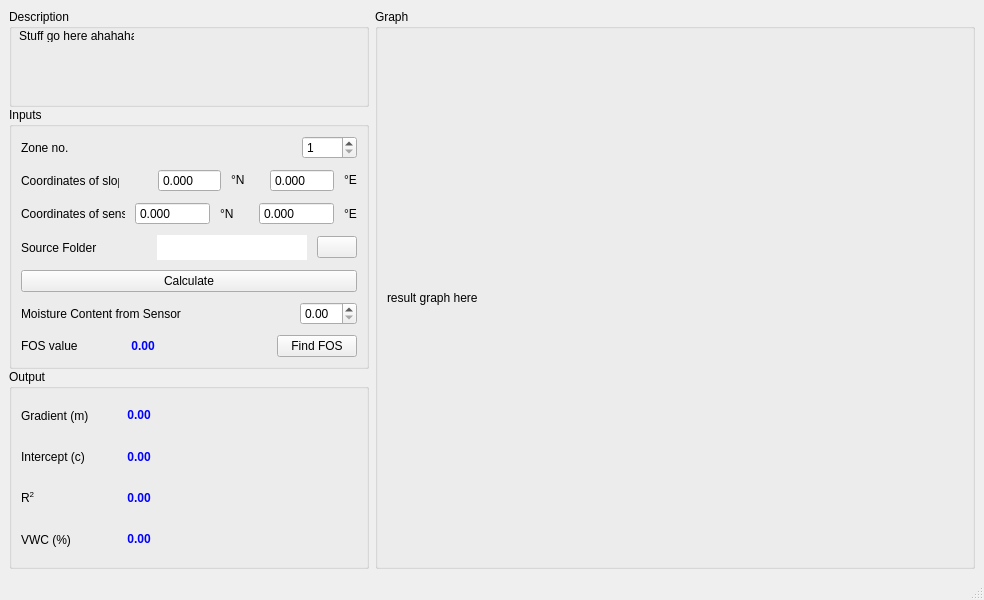
Qt form main.ui (pseuds/MoistureSensor) before a commit.
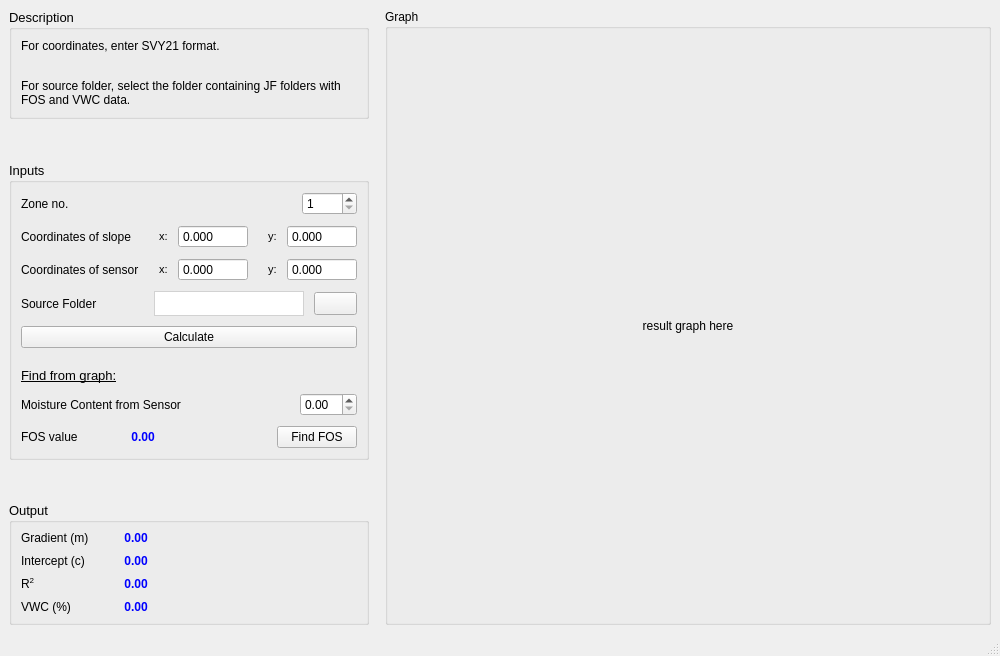
The same form after that commit. Icons and pictures are not drawn.

Commit message: read from folder

```diff
--- a/main.ui
+++ b/main.ui
@@ -6,8 +6,8 @@
    <rect>
     <x>0</x>
     <y>0</y>
-    <width>984</width>
-    <height>600</height>
+    <width>1000</width>
+    <height>656</height>
    </rect>
   </property>
   <property name="windowTitle">
@@ -17,16 +17,10 @@
    <layout class="QHBoxLayout" name="horizontalLayout_5">
     <item>
      <layout class="QVBoxLayout" name="verticalLayout_4">
-      <property name="spacing">
-       <number>0</number>
-      </property>
-      <property name="sizeConstraint">
-       <enum>QLayout::SetMinimumSize</enum>
-      </property>
       <item>
        <widget class="QGroupBox" name="groupBox_4">
         <property name="sizePolicy">
-         <sizepolicy hsizetype="Maximum" vsizetype="Preferred">
+         <sizepolicy hsizetype="Maximum" vsizetype="Maximum">
           <horstretch>0</horstretch>
           <verstretch>0</verstretch>
          </sizepolicy>
@@ -37,33 +31,58 @@
           <height>16777215</height>
          </size>
         </property>
+        <property name="font">
+         <font>
+          <pointsize>10</pointsize>
+         </font>
+        </property>
         <property name="title">
          <string>Description</string>
         </property>
-        <widget class="QLabel" name="label_8">
-         <property name="geometry">
-          <rect>
-           <x>10</x>
-           <y>20</y>
-           <width>115</width>
-           <height>13</height>
-          </rect>
-         </property>
-         <property name="sizePolicy">
-          <sizepolicy hsizetype="Expanding" vsizetype="Expanding">
-           <horstretch>0</horstretch>
-           <verstretch>0</verstretch>
-          </sizepolicy>
-         </property>
-         <property name="text">
-          <string>Stuff go here ahahahah</string>
-         </property>
-         <property name="alignment">
-          <set>Qt::AlignLeading|Qt::AlignLeft|Qt::AlignTop</set>
-         </property>
-        </widget>
+        <layout class="QGridLayout" name="gridLayout">
+         <item row="0" column="0">
+          <widget class="QLabel" name="label_8">
+           <property name="sizePolicy">
+            <sizepolicy hsizetype="Expanding" vsizetype="Expanding">
+             <horstretch>0</horstretch>
+             <verstretch>0</verstretch>
+            </sizepolicy>
+           </property>
+           <property name="font">
+            <font>
+             <pointsize>9</pointsize>
+            </font>
+           </property>
+           <property name="text">
+            <string>&lt;html&gt;&lt;head/&gt;&lt;body&gt;&lt;p&gt;For coordinates, enter SVY21 format.&lt;br/&gt;&lt;/p&gt;&lt;p&gt;For source folder, select the folder containing JF folders with FOS and VWC data.&lt;/p&gt;&lt;/body&gt;&lt;/html&gt;</string>
+           </property>
+           <property name="alignment">
+            <set>Qt::AlignLeading|Qt::AlignLeft|Qt::AlignTop</set>
+           </property>
+           <property name="wordWrap">
+            <bool>true</bool>
+           </property>
+          </widget>
+         </item>
+        </layout>
        </widget>
       </item>
+      <item>
+       <spacer name="verticalSpacer_3">
+        <property name="orientation">
+         <enum>Qt::Vertical</enum>
+        </property>
+        <property name="sizeType">
+         <enum>QSizePolicy::Expanding</enum>
+        </property>
+        <property name="sizeHint" stdset="0">
+         <size>
+          <width>20</width>
+          <height>20</height>
+         </size>
+        </property>
+       </spacer>
+      </item>
       <item>
        <widget class="QGroupBox" name="groupBox">
         <property name="sizePolicy">
@@ -84,6 +103,11 @@
           <height>16777215</height>
          </size>
         </property>
+        <property name="font">
+         <font>
+          <pointsize>10</pointsize>
+         </font>
+        </property>
         <property name="title">
          <string>Inputs</string>
         </property>
@@ -95,6 +119,11 @@
           <layout class="QHBoxLayout" name="horizontalLayout_4">
            <item>
             <widget class="QLabel" name="label_7">
+             <property name="font">
+              <font>
+               <pointsize>9</pointsize>
+              </font>
+             </property>
              <property name="text">
               <string>Zone no.</string>
              </property>
@@ -124,6 +153,11 @@
                <height>0</height>
               </size>
              </property>
+             <property name="font">
+              <font>
+               <pointsize>9</pointsize>
+              </font>
+             </property>
              <property name="minimum">
               <number>1</number>
              </property>
@@ -140,10 +174,15 @@
             <widget class="QLabel" name="label">
              <property name="minimumSize">
               <size>
-               <width>70</width>
+               <width>0</width>
                <height>0</height>
               </size>
              </property>
+             <property name="font">
+              <font>
+               <pointsize>9</pointsize>
+              </font>
+             </property>
              <property name="text">
               <string>Coordinates of slope</string>
              </property>
@@ -165,29 +204,45 @@
              </property>
             </spacer>
            </item>
-           <item>
-            <widget class="QDoubleSpinBox" name="xslope_dbSpinBox">
-             <property name="minimumSize">
-              <size>
-               <width>60</width>
-               <height>0</height>
-              </size>
-             </property>
-             <property name="buttonSymbols">
-              <enum>QAbstractSpinBox::NoButtons</enum>
-             </property>
-             <property name="decimals">
-              <number>3</number>
-             </property>
-             <property name="maximum">
-              <double>9999999.000000000000000</double>
-             </property>
-            </widget>
-           </item>
            <item>
             <widget class="QLabel" name="label_3">
+             <property name="font">
+              <font>
+               <pointsize>8</pointsize>
+              </font>
+             </property>
              <property name="text">
-              <string>&lt;html&gt;&lt;head/&gt;&lt;body&gt;&lt;p&gt;&amp;#176;N&lt;/p&gt;&lt;/body&gt;&lt;/html&gt;</string>
+              <string>&lt;html&gt;&lt;head/&gt;&lt;body&gt;&lt;p&gt;x:&lt;/p&gt;&lt;/body&gt;&lt;/html&gt;</string>
+             </property>
+            </widget>
+           </item>
+           <item>
+            <widget class="QDoubleSpinBox" name="xslope_dbSpinBox">
+             <property name="minimumSize">
+              <size>
+               <width>70</width>
+               <height>0</height>
+              </size>
+             </property>
+             <property name="font">
+              <font>
+               <pointsize>9</pointsize>
+              </font>
+             </property>
+             <property name="buttonSymbols">
+              <enum>QAbstractSpinBox::NoButtons</enum>
+             </property>
+             <property name="decimals">
+              <number>3</number>
+             </property>
+             <property name="maximum">
+              <double>9999999.000000000000000</double>
+             </property>
+             <property name="singleStep">
+              <double>0.005000000000000</double>
+             </property>
+             <property name="value">
+              <double>0.000000000000000</double>
              </property>
             </widget>
            </item>
@@ -201,41 +256,51 @@
              </property>
              <property name="sizeHint" stdset="0">
               <size>
-               <width>15</width>
+               <width>10</width>
                <height>20</height>
               </size>
              </property>
             </spacer>
            </item>
-           <item>
-            <widget class="QDoubleSpinBox" name="yslope_dbSpinBox">
-             <property name="minimumSize">
-              <size>
-               <width>60</width>
-               <height>0</height>
-              </size>
-             </property>
-             <property name="buttonSymbols">
-              <enum>QAbstractSpinBox::NoButtons</enum>
-             </property>
-             <property name="decimals">
-              <number>3</number>
-             </property>
-             <property name="maximum">
-              <double>9999999.000000000000000</double>
-             </property>
-             <property name="singleStep">
-              <double>0.000100000000000</double>
-             </property>
-             <property name="value">
-              <double>0.000000000000000</double>
-             </property>
-            </widget>
-           </item>
            <item>
             <widget class="QLabel" name="label_6">
+             <property name="font">
+              <font>
+               <pointsize>8</pointsize>
+              </font>
+             </property>
              <property name="text">
-              <string>&lt;html&gt;&lt;head/&gt;&lt;body&gt;&lt;p&gt;&amp;#176;E&lt;/p&gt;&lt;/body&gt;&lt;/html&gt;</string>
+              <string>y:</string>
+             </property>
+            </widget>
+           </item>
+           <item>
+            <widget class="QDoubleSpinBox" name="yslope_dbSpinBox">
+             <property name="minimumSize">
+              <size>
+               <width>70</width>
+               <height>0</height>
+              </size>
+             </property>
+             <property name="font">
+              <font>
+               <pointsize>9</pointsize>
+              </font>
+             </property>
+             <property name="buttonSymbols">
+              <enum>QAbstractSpinBox::NoButtons</enum>
+             </property>
+             <property name="decimals">
+              <number>3</number>
+             </property>
+             <property name="maximum">
+              <double>9999999.000000000000000</double>
+             </property>
+             <property name="singleStep">
+              <double>0.005000000000000</double>
+             </property>
+             <property name="value">
+              <double>0.000000000000000</double>
              </property>
             </widget>
            </item>
@@ -245,6 +310,11 @@
           <layout class="QHBoxLayout" name="horizontalLayout_12">
            <item>
             <widget class="QLabel" name="label_4">
+             <property name="font">
+              <font>
+               <pointsize>9</pointsize>
+              </font>
+             </property>
              <property name="text">
               <string>Coordinates of sensor</string>
              </property>
@@ -263,8 +333,31 @@
              </property>
             </spacer>
            </item>
+           <item>
+            <widget class="QLabel" name="label_10">
+             <property name="font">
+              <font>
+               <pointsize>8</pointsize>
+              </font>
+             </property>
+             <property name="text">
+              <string>x:</string>
+             </property>
+            </widget>
+           </item>
            <item>
             <widget class="QDoubleSpinBox" name="xsensor_dbSpinbox">
+             <property name="minimumSize">
+              <size>
+               <width>70</width>
+               <height>0</height>
+              </size>
+             </property>
+             <property name="font">
+              <font>
+               <pointsize>9</pointsize>
+              </font>
+             </property>
              <property name="contextMenuPolicy">
               <enum>Qt::DefaultContextMenu</enum>
              </property>
@@ -277,12 +370,11 @@
              <property name="maximum">
               <double>9999999.000000000000000</double>
              </property>
-            </widget>
-           </item>
-           <item>
-            <widget class="QLabel" name="label_10">
-             <property name="text">
-              <string>°N</string>
+             <property name="singleStep">
+              <double>0.005000000000000</double>
+             </property>
+             <property name="value">
+              <double>0.000000000000000</double>
              </property>
             </widget>
            </item>
@@ -296,29 +388,51 @@
              </property>
              <property name="sizeHint" stdset="0">
               <size>
-               <width>15</width>
+               <width>10</width>
                <height>20</height>
               </size>
              </property>
             </spacer>
            </item>
-           <item>
-            <widget class="QDoubleSpinBox" name="ysensor_dbSpinBox">
-             <property name="buttonSymbols">
-              <enum>QAbstractSpinBox::NoButtons</enum>
-             </property>
-             <property name="decimals">
-              <number>3</number>
-             </property>
-             <property name="maximum">
-              <double>9999999.000000000000000</double>
-             </property>
-            </widget>
-           </item>
            <item>
             <widget class="QLabel" name="label_12">
+             <property name="font">
+              <font>
+               <pointsize>8</pointsize>
+              </font>
+             </property>
              <property name="text">
-              <string>°E</string>
+              <string>y:</string>
+             </property>
+            </widget>
+           </item>
+           <item>
+            <widget class="QDoubleSpinBox" name="ysensor_dbSpinBox">
+             <property name="minimumSize">
+              <size>
+               <width>70</width>
+               <height>0</height>
+              </size>
+             </property>
+             <property name="font">
+              <font>
+               <pointsize>9</pointsize>
+              </font>
+             </property>
+             <property name="buttonSymbols">
+              <enum>QAbstractSpinBox::NoButtons</enum>
+             </property>
+             <property name="decimals">
+              <number>3</number>
+             </property>
+             <property name="maximum">
+              <double>9999999.000000000000000</double>
+             </property>
+             <property name="singleStep">
+              <double>0.005000000000000</double>
+             </property>
+             <property name="value">
+              <double>0.000000000000000</double>
              </property>
             </widget>
            </item>
@@ -328,6 +442,11 @@
           <layout class="QHBoxLayout" name="horizontalLayout_3">
            <item>
             <widget class="QLabel" name="label_5">
+             <property name="font">
+              <font>
+               <pointsize>9</pointsize>
+              </font>
+             </property>
              <property name="text">
               <string>Source Folder</string>
              </property>
@@ -360,10 +479,16 @@
                <height>16777215</height>
               </size>
              </property>
+             <property name="font">
+              <font>
+               <pointsize>9</pointsize>
+              </font>
+             </property>
              <property name="styleSheet">
               <string notr="true">background:rgb(255,255,255);
 padding: 1px 3px 1px 3px;
-align: right;</string>
+align: right;
+border: 0.5px solid rgb(210, 210, 210);</string>
              </property>
              <property name="text">
               <string/>
@@ -391,15 +516,48 @@
          </item>
          <item>
           <widget class="QPushButton" name="calculate_Button">
+           <property name="font">
+            <font>
+             <pointsize>9</pointsize>
+            </font>
+           </property>
            <property name="text">
             <string>Calculate</string>
            </property>
           </widget>
          </item>
+         <item>
+          <spacer name="verticalSpacer">
+           <property name="orientation">
+            <enum>Qt::Vertical</enum>
+           </property>
+           <property name="sizeType">
+            <enum>QSizePolicy::Fixed</enum>
+           </property>
+           <property name="sizeHint" stdset="0">
+            <size>
+             <width>20</width>
+             <height>10</height>
+            </size>
+           </property>
+          </spacer>
+         </item>
+         <item>
+          <widget class="QLabel" name="label_15">
+           <property name="text">
+            <string>&lt;html&gt;&lt;head/&gt;&lt;body&gt;&lt;p&gt;&lt;span style=&quot; text-decoration: underline;&quot;&gt;Find from graph:&lt;/span&gt;&lt;/p&gt;&lt;/body&gt;&lt;/html&gt;</string>
+           </property>
+          </widget>
+         </item>
          <item>
           <layout class="QHBoxLayout" name="horizontalLayout_9">
            <item>
             <widget class="QLabel" name="label_2">
+             <property name="font">
+              <font>
+               <pointsize>9</pointsize>
+              </font>
+             </property>
              <property name="text">
               <string>Moisture Content from Sensor </string>
              </property>
@@ -419,7 +577,13 @@
             </spacer>
            </item>
            <item>
-            <widget class="QDoubleSpinBox" name="inputVWC_dbSpinBox"/>
+            <widget class="QDoubleSpinBox" name="inputVWC_dbSpinBox">
+             <property name="font">
+              <font>
+               <pointsize>9</pointsize>
+              </font>
+             </property>
+            </widget>
            </item>
           </layout>
          </item>
@@ -433,6 +597,11 @@
                <height>0</height>
               </size>
              </property>
+             <property name="font">
+              <font>
+               <pointsize>9</pointsize>
+              </font>
+             </property>
              <property name="text">
               <string>FOS value</string>
              </property>
@@ -455,7 +624,12 @@
             </spacer>
            </item>
            <item>
-            <widget class="QLabel" name="label_17">
+            <widget class="QLabel" name="fosResult_label">
+             <property name="font">
+              <font>
+               <pointsize>9</pointsize>
+              </font>
+             </property>
              <property name="text">
               <string>&lt;html&gt;&lt;head/&gt;&lt;body&gt;&lt;p align=&quot;center&quot;&gt;&lt;span style=&quot; font-weight:600; color:#0000ff;&quot;&gt;0.00&lt;/span&gt;&lt;/p&gt;&lt;/body&gt;&lt;/html&gt;</string>
              </property>
@@ -476,6 +650,11 @@
            </item>
            <item>
             <widget class="QPushButton" name="find_point_Button">
+             <property name="font">
+              <font>
+               <pointsize>9</pointsize>
+              </font>
+             </property>
              <property name="text">
               <string>Find FOS</string>
              </property>
@@ -486,13 +665,29 @@
         </layout>
        </widget>
       </item>
+      <item>
+       <spacer name="verticalSpacer_2">
+        <property name="orientation">
+         <enum>Qt::Vertical</enum>
+        </property>
+        <property name="sizeType">
+         <enum>QSizePolicy::Expanding</enum>
+        </property>
+        <property name="sizeHint" stdset="0">
+         <size>
+          <width>20</width>
+          <height>20</height>
+         </size>
+        </property>
+       </spacer>
+      </item>
       <item>
        <widget class="QGroupBox" name="groupBox_3">
         <property name="enabled">
          <bool>true</bool>
         </property>
         <property name="sizePolicy">
-         <sizepolicy hsizetype="Fixed" vsizetype="Minimum">
+         <sizepolicy hsizetype="Fixed" vsizetype="Preferred">
           <horstretch>0</horstretch>
           <verstretch>0</verstretch>
          </sizepolicy>
@@ -500,7 +695,7 @@
         <property name="minimumSize">
          <size>
           <width>360</width>
-          <height>200</height>
+          <height>0</height>
          </size>
         </property>
         <property name="maximumSize">
@@ -509,6 +704,11 @@
           <height>200</height>
          </size>
         </property>
+        <property name="font">
+         <font>
+          <pointsize>10</pointsize>
+         </font>
+        </property>
         <property name="layoutDirection">
          <enum>Qt::LeftToRight</enum>
         </property>
@@ -517,21 +717,47 @@
         </property>
         <layout class="QVBoxLayout" name="verticalLayout_3">
          <property name="spacing">
-          <number>6</number>
+          <number>3</number>
          </property>
          <property name="sizeConstraint">
           <enum>QLayout::SetDefaultConstraint</enum>
          </property>
+         <property name="leftMargin">
+          <number>9</number>
+         </property>
+         <property name="topMargin">
+          <number>5</number>
+         </property>
+         <property name="rightMargin">
+          <number>9</number>
+         </property>
+         <property name="bottomMargin">
+          <number>5</number>
+         </property>
          <item>
           <layout class="QHBoxLayout" name="horizontalLayout_2">
+           <property name="sizeConstraint">
+            <enum>QLayout::SetDefaultConstraint</enum>
+           </property>
            <item alignment="Qt::AlignLeft">
             <widget class="QLabel" name="label_9">
+             <property name="sizePolicy">
+              <sizepolicy hsizetype="Preferred" vsizetype="Maximum">
+               <horstretch>0</horstretch>
+               <verstretch>0</verstretch>
+              </sizepolicy>
+             </property>
              <property name="minimumSize">
               <size>
                <width>80</width>
                <height>0</height>
               </size>
              </property>
+             <property name="font">
+              <font>
+               <pointsize>9</pointsize>
+              </font>
+             </property>
              <property name="text">
               <string>Gradient (m)</string>
              </property>
@@ -555,6 +781,17 @@
            </item>
            <item>
             <widget class="QLabel" name="gradientResult_label">
+             <property name="sizePolicy">
+              <sizepolicy hsizetype="Preferred" vsizetype="Maximum">
+               <horstretch>0</horstretch>
+               <verstretch>0</verstretch>
+              </sizepolicy>
+             </property>
+             <property name="font">
+              <font>
+               <pointsize>9</pointsize>
+              </font>
+             </property>
              <property name="text">
               <string>&lt;html&gt;&lt;head/&gt;&lt;body&gt;&lt;p align=&quot;center&quot;&gt;&lt;span style=&quot; font-weight:600; color:#0000ff;&quot;&gt;0.00&lt;/span&gt;&lt;/p&gt;&lt;/body&gt;&lt;/html&gt;</string>
              </property>
@@ -579,12 +816,23 @@
           <layout class="QHBoxLayout" name="horizontalLayout_6">
            <item>
             <widget class="QLabel" name="label_11">
+             <property name="sizePolicy">
+              <sizepolicy hsizetype="Preferred" vsizetype="Maximum">
+               <horstretch>0</horstretch>
+               <verstretch>0</verstretch>
+              </sizepolicy>
+             </property>
              <property name="minimumSize">
               <size>
                <width>80</width>
                <height>0</height>
               </size>
              </property>
+             <property name="font">
+              <font>
+               <pointsize>9</pointsize>
+              </font>
+             </property>
              <property name="text">
               <string>Intercept (c)</string>
              </property>
@@ -608,6 +856,17 @@
            </item>
            <item>
             <widget class="QLabel" name="interceptResult_label">
+             <property name="sizePolicy">
+              <sizepolicy hsizetype="Preferred" vsizetype="Maximum">
+               <horstretch>0</horstretch>
+               <verstretch>0</verstretch>
+              </sizepolicy>
+             </property>
+             <property name="font">
+              <font>
+               <pointsize>9</pointsize>
+              </font>
+             </property>
              <property name="text">
               <string>&lt;html&gt;&lt;head/&gt;&lt;body&gt;&lt;p align=&quot;center&quot;&gt;&lt;span style=&quot; font-weight:600; color:#0000ff;&quot;&gt;0.00&lt;/span&gt;&lt;/p&gt;&lt;/body&gt;&lt;/html&gt;</string>
              </property>
@@ -632,12 +891,23 @@
           <layout class="QHBoxLayout" name="horizontalLayout_7">
            <item alignment="Qt::AlignLeft">
             <widget class="QLabel" name="label_13">
+             <property name="sizePolicy">
+              <sizepolicy hsizetype="Preferred" vsizetype="Maximum">
+               <horstretch>0</horstretch>
+               <verstretch>0</verstretch>
+              </sizepolicy>
+             </property>
              <property name="minimumSize">
               <size>
                <width>80</width>
                <height>0</height>
               </size>
              </property>
+             <property name="font">
+              <font>
+               <pointsize>9</pointsize>
+              </font>
+             </property>
              <property name="text">
               <string>&lt;html&gt;&lt;head/&gt;&lt;body&gt;&lt;p&gt;R&lt;span style=&quot; vertical-align:super;&quot;&gt;2&lt;/span&gt;&lt;/p&gt;&lt;/body&gt;&lt;/html&gt;</string>
              </property>
@@ -661,6 +931,17 @@
            </item>
            <item>
             <widget class="QLabel" name="r2Result_label">
+             <property name="sizePolicy">
+              <sizepolicy hsizetype="Preferred" vsizetype="Maximum">
+               <horstretch>0</horstretch>
+               <verstretch>0</verstretch>
+              </sizepolicy>
+             </property>
+             <property name="font">
+              <font>
+               <pointsize>9</pointsize>
+              </font>
+             </property>
              <property name="text">
               <string>&lt;html&gt;&lt;head/&gt;&lt;body&gt;&lt;p align=&quot;center&quot;&gt;&lt;span style=&quot; font-weight:600; color:#0000ff;&quot;&gt;0.00&lt;/span&gt;&lt;/p&gt;&lt;/body&gt;&lt;/html&gt;</string>
              </property>
@@ -685,12 +966,23 @@
           <layout class="QHBoxLayout" name="horizontalLayout_13">
            <item>
             <widget class="QLabel" name="label_14">
+             <property name="sizePolicy">
+              <sizepolicy hsizetype="Preferred" vsizetype="Maximum">
+               <horstretch>0</horstretch>
+               <verstretch>0</verstretch>
+              </sizepolicy>
+             </property>
              <property name="minimumSize">
               <size>
                <width>80</width>
                <height>0</height>
               </size>
              </property>
+             <property name="font">
+              <font>
+               <pointsize>9</pointsize>
+              </font>
+             </property>
              <property name="text">
               <string>VWC (%)</string>
              </property>
@@ -714,6 +1006,17 @@
            </item>
            <item>
             <widget class="QLabel" name="vwcResult_label">
+             <property name="sizePolicy">
+              <sizepolicy hsizetype="Preferred" vsizetype="Maximum">
+               <horstretch>0</horstretch>
+               <verstretch>0</verstretch>
+              </sizepolicy>
+             </property>
+             <property name="font">
+              <font>
+               <pointsize>9</pointsize>
+              </font>
+             </property>
              <property name="mouseTracking">
               <bool>true</bool>
              </property>
@@ -742,6 +1045,22 @@
       </item>
      </layout>
     </item>
+    <item>
+     <spacer name="horizontalSpacer_18">
+      <property name="orientation">
+       <enum>Qt::Horizontal</enum>
+      </property>
+      <property name="sizeType">
+       <enum>QSizePolicy::Fixed</enum>
+      </property>
+      <property name="sizeHint" stdset="0">
+       <size>
+        <width>10</width>
+        <height>20</height>
+       </size>
+      </property>
+     </spacer>
+    </item>
     <item>
      <widget class="QGroupBox" name="groupBox_2">
       <property name="title">
@@ -765,6 +1084,9 @@
          <property name="text">
           <string>result graph here</string>
          </property>
+         <property name="alignment">
+          <set>Qt::AlignCenter</set>
+         </property>
         </widget>
        </item>
       </layout>
```
Left out of the diff: 2 changed lines with no effect on the pictures. The commit also changes 6 other files.
